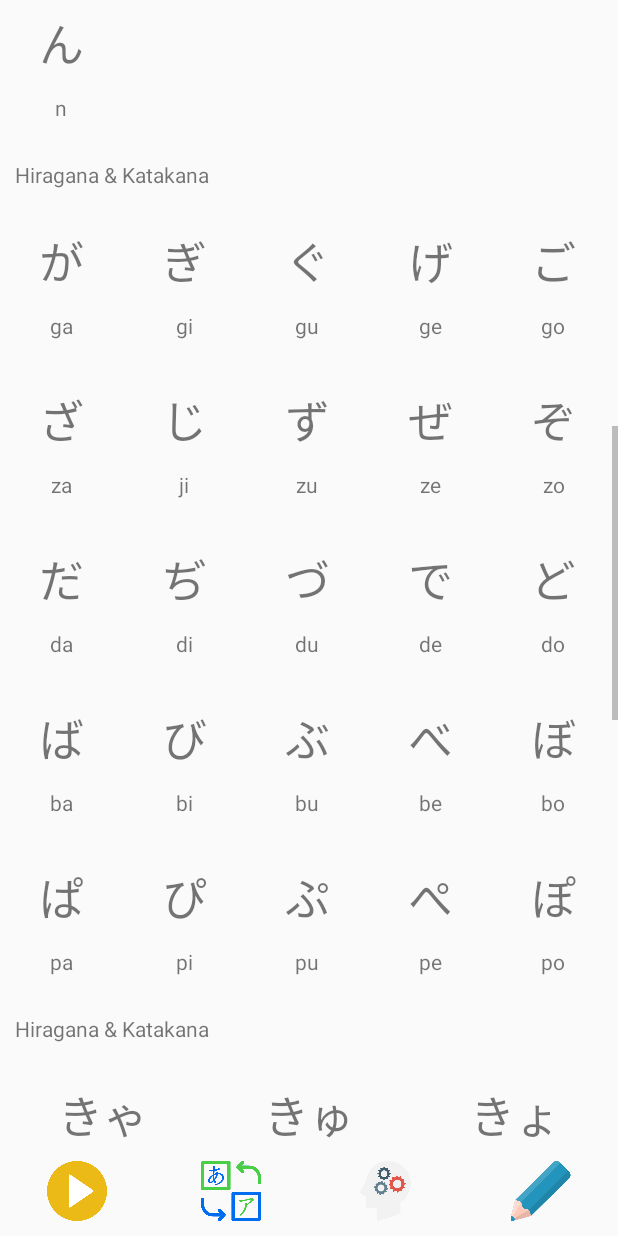
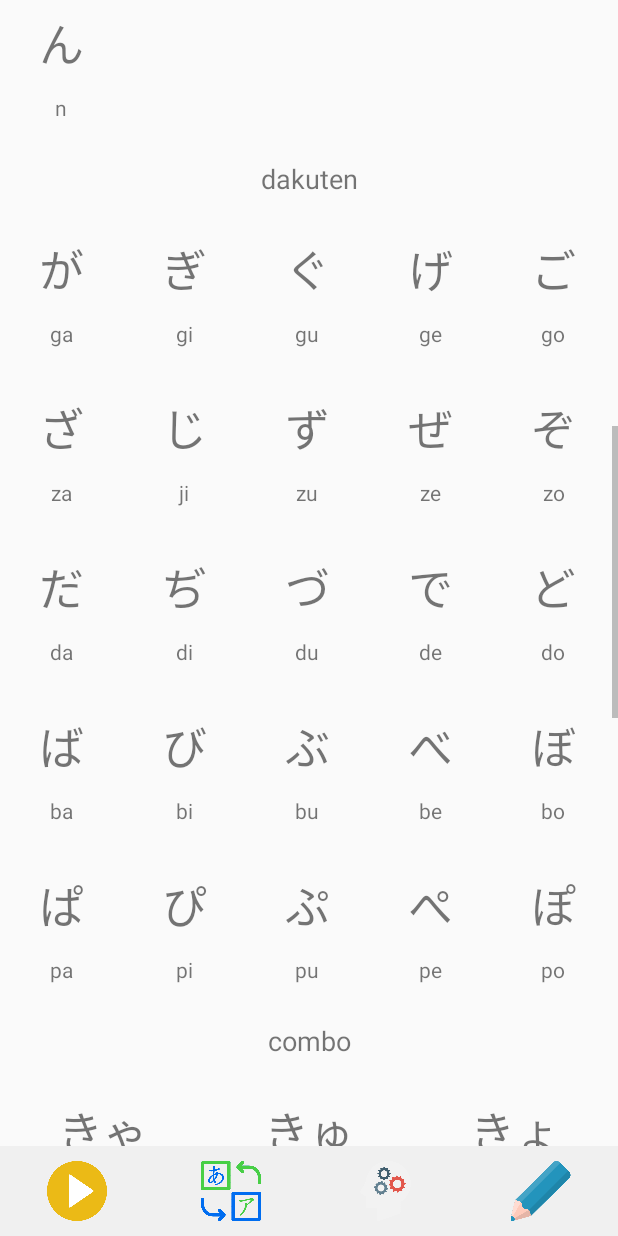
Before and after one commit to dainv1989/Hiragana, an Android app: the HiraganaActivity screen opened directly, with no data from a screen before it, scrolled down 1069 dp, on a phone screen of 412 x 824 dp. Run offline under Robolectric (Android 15) with nearby library versions, the phone set to English and light mode, and no system bars.

```diff
--- a/app/src/main/res/layout/activity_hiragana.xml
+++ b/app/src/main/res/layout/activity_hiragana.xml
@@ -11,6 +11,7 @@
         android:layout_width="match_parent"
         android:layout_height="@dimen/botnav_height"
         android:orientation="horizontal"
+        android:background="@color/colorGrey"
         android:layout_alignParentBottom="true">
         <ImageView
             android:id="@+id/btnPlayAll"
@@ -46,8 +47,7 @@
         android:id="@+id/scrHiraView"
         android:layout_above="@+id/hiraBotNav"
         android:layout_width="match_parent"
-        android:layout_height="wrap_content"
-        android:layout_alignParentTop="true">
+        android:layout_height="match_parent">
         <LinearLayout
             android:layout_width="match_parent"
             android:layout_height="wrap_content"
@@ -56,7 +56,9 @@
                 android:layout_width="match_parent"
                 android:layout_height="wrap_content"
                 android:padding="@dimen/padding_large"
-                android:text="@string/app_name"/>
+                android:gravity="center"
+                android:text="@string/basic_header"
+                android:textSize="@dimen/text_small"/>
 
             <com.dainv.hiragana.view.StaticGridView
                 android:id="@+id/gridBasic"
@@ -72,7 +74,9 @@
                 android:layout_width="match_parent"
                 android:layout_height="wrap_content"
                 android:padding="@dimen/padding_large"
-                android:text="@string/app_name"/>
+                android:gravity="center"
+                android:text="@string/dakuten_header"
+                android:textSize="@dimen/text_small"/>
 
             <com.dainv.hiragana.view.StaticGridView
                 android:id="@+id/gridDakuten"
@@ -88,7 +92,9 @@
                 android:layout_width="match_parent"
                 android:layout_height="wrap_content"
                 android:padding="@dimen/padding_large"
-                android:text="@string/app_name"/>
+                android:gravity="center"
+                android:text="@string/combo_header"
+                android:textSize="@dimen/text_small"/>
 
             <com.dainv.hiragana.view.StaticGridView
                 android:id="@+id/gridCombo"
--- a/app/src/main/res/layout/bottom_text_bar.xml
+++ b/app/src/main/res/layout/bottom_text_bar.xml
@@ -4,7 +4,7 @@
     android:layout_width="@dimen/botnav_height"
     android:layout_height="match_parent"
     android:gravity="center"
-    android:background="#f0f0f0"
+    android:background="@color/colorGrey"
     android:text="null"
     android:textSize="@dimen/text_normal">
 </TextView>
--- a/app/src/main/res/values/colors.xml
+++ b/app/src/main/res/values/colors.xml
@@ -3,4 +3,6 @@
     <color name="colorPrimary">#3F51B5</color>
     <color name="colorPrimaryDark">#303F9F</color>
     <color name="colorAccent">#FF4081</color>
+
+    <color name="colorGrey">#f0f0f0</color>
 </resources>
--- a/app/src/main/res/values/dimen.xml
+++ b/app/src/main/res/values/dimen.xml
@@ -7,7 +7,11 @@
     <dimen name="margin_small">5dp</dimen>
     <dimen name="margin_large">10dp</dimen>
 
-    <dimen name="text_large">30dp</dimen>
-    <dimen name="text_normal">24dp</dimen>
-    <dimen name="text_small">18dp</dimen>
+    <dimen name="size_small">50dp</dimen>
+    <dimen name="size_large">75dp</dimen>
+    <dimen name="size_extra">100dp</dimen>
+
+    <dimen name="text_large">30sp</dimen>
+    <dimen name="text_normal">24sp</dimen>
+    <dimen name="text_small">18sp</dimen>
 </resources>
--- a/app/src/main/res/values/strings.xml
+++ b/app/src/main/res/values/strings.xml
@@ -4,4 +4,8 @@
     <string name="button_hiragana">hiragana</string>
     <string name="button_katakana">katakana</string>
     <string name="button_exercise">exercise</string>
+
+    <string name="basic_header">basic chars</string>
+    <string name="combo_header">combo</string>
+    <string name="dakuten_header">dakuten</string>
 </resources>
```
Also changed, not shown: app/src/main/java/com/dainv/hiragana/CharActivity.java (+22 -4 lines), app/src/main/res/layout/activity_char.xml (+7 -3 lines).
